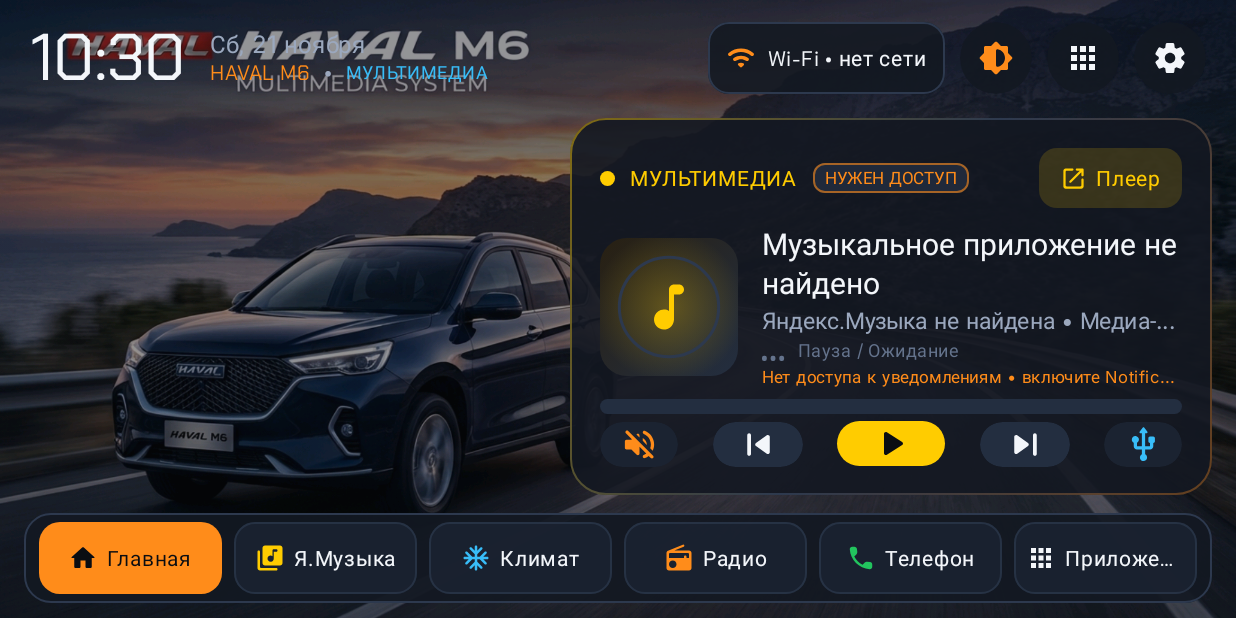
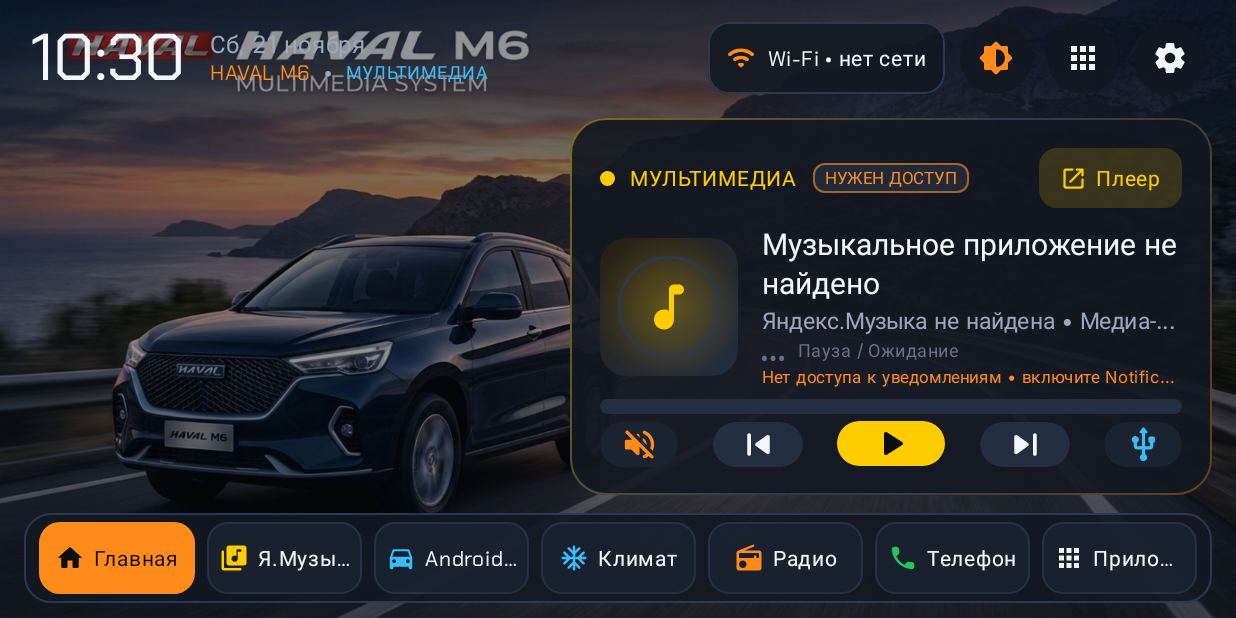
Before and after one commit to genaxamax-dev/launc, an Android app built with Jetpack Compose: the screen it shows after launch (MainActivity), on a phone screen of 824 x 412 dp (held sideways). Run offline under Robolectric (Android 15) with nearby library versions, the phone set to English and light mode, and no system bars.

Commit message:
feat: add Android Auto dock shortcut, bump to 1.1.0

```diff
--- a/app/build.gradle.kts
+++ b/app/build.gradle.kts
@@ -16,8 +16,8 @@ android {
     applicationId = "com.aistudio.havalm6launcher.kqtxzn"
     minSdk = 24
     targetSdk = 36
-    versionCode = 1
-    versionName = "1.0"
+    versionCode = 2
+    versionName = "1.1.0"
 
     testInstrumentationRunner = "androidx.test.runner.AndroidJUnitRunner"
   }
--- a/app/src/main/java/com/example/MainActivity.kt
+++ b/app/src/main/java/com/example/MainActivity.kt
@@ -350,6 +350,7 @@ private fun M6LauncherRoot(viewModel: LauncherViewModel) {
                             currentDestination = destination,
                             onHomeClick = { viewModel.navigateTo(LauncherDestination.HOME) },
                             onYandexMusicClick = { viewModel.openYandexMusic() },
+                            onAndroidAutoClick = { viewModel.launchAndroidAuto() },
                             onClimateClick = { viewModel.launchClimate() },
                             onRadioClick = { viewModel.launchRadio() },
                             onPhoneClick = { viewModel.launchPhone() },
--- a/app/src/main/java/com/example/ui/components/CockpitHeaderAndDock.kt
+++ b/app/src/main/java/com/example/ui/components/CockpitHeaderAndDock.kt
@@ -19,6 +19,7 @@ import androidx.compose.material.icons.Icons
 import androidx.compose.material.icons.rounded.AcUnit
 import androidx.compose.material.icons.rounded.Apps
 import androidx.compose.material.icons.rounded.Brightness6
+import androidx.compose.material.icons.rounded.DirectionsCar
 import androidx.compose.material.icons.rounded.Home
 import androidx.compose.material.icons.rounded.LibraryMusic
 import androidx.compose.material.icons.rounded.Phone
@@ -332,6 +333,7 @@ fun CockpitBottomDock(
     currentDestination: LauncherDestination,
     onHomeClick: () -> Unit,
     onYandexMusicClick: () -> Unit,
+    onAndroidAutoClick: () -> Unit,
     onClimateClick: () -> Unit,
     onRadioClick: () -> Unit,
     onPhoneClick: () -> Unit,
@@ -370,6 +372,15 @@ fun CockpitBottomDock(
                 accentColor = YandexGold,
                 testTag = "dock_yandex_music_button",
                 onClick = onYandexMusicClick,
+                modifier = Modifier.weight(1f)
+            )
+            DockActionButton(
+                label = "Android Auto",
+                icon = Icons.Rounded.DirectionsCar,
+                isActive = false,
+                accentColor = TelemetryCyan,
+                testTag = "dock_android_auto_button",
+                onClick = onAndroidAutoClick,
                 modifier = Modifier.weight(1f)
             )
             DockActionButton(
```
Also changed, not shown: app/src/main/java/com/example/data/AppRepository.kt (+14 -0 lines), app/src/main/java/com/example/ui/LauncherViewModel.kt (+7 -0 lines).
